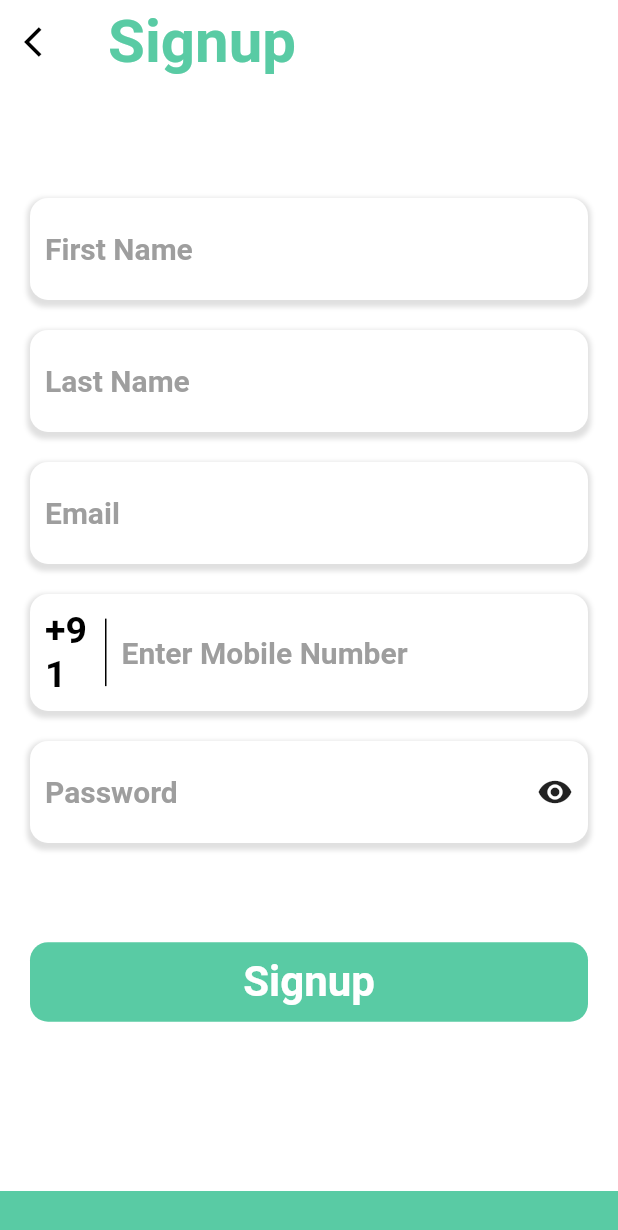
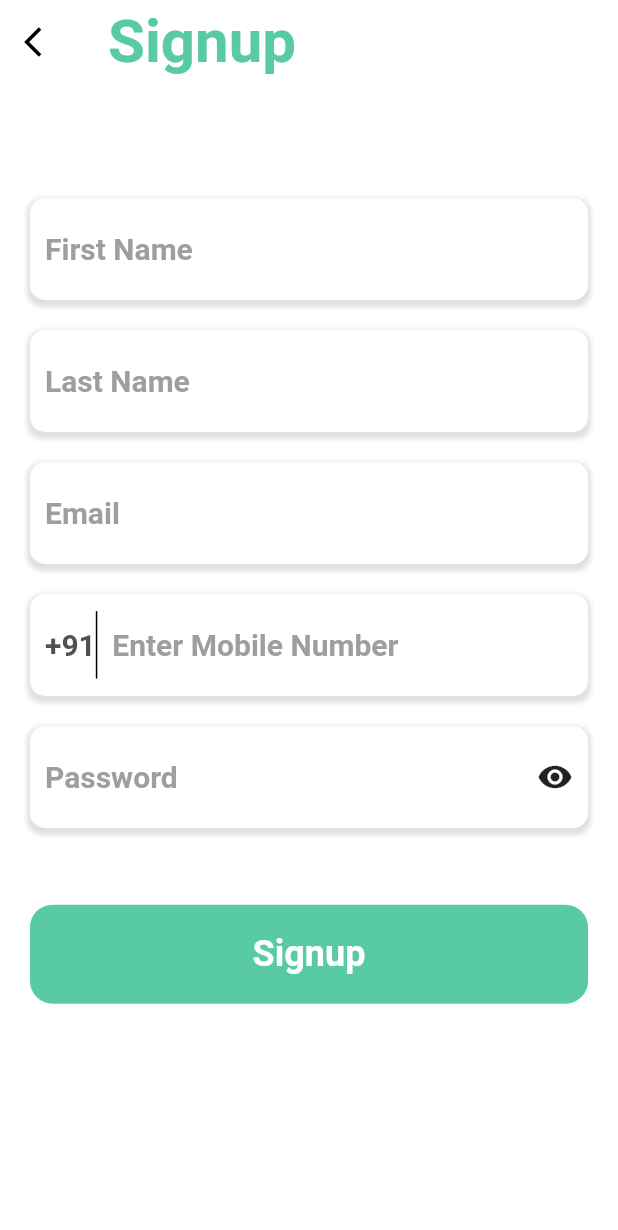
Before and after one commit to Shivamtyagi505/Makom_Customer_App, a Flutter app: the screen it shows after launch, after a tap on "Signup", on a phone screen of 412 x 824 dp. Shown: the top 1230 px of the screen. Run offline on Flutter 3.47's test engine with Material 2 defaults, Android fonts, the phone set to English and light mode, and no system bars; our stand-ins replace expandable, flutter_credit_card, flutter_svg; network calls fail.

Commit message:
improved UI

```diff
--- a/lib/constants.dart
+++ b/lib/constants.dart
@@ -11,11 +11,30 @@ ThemeData themeData = ThemeData.light().copyWith(
     brightness: Brightness.light,
     scaffoldBackgroundColor: backgroundColor,
     accentColor: primaryColor,
-    tabBarTheme: TabBarTheme(
-        unselectedLabelColor: Colors.grey,
-        labelColor: primaryColor,
-        indicatorSize: TabBarIndicatorSize.label),
-    appBarTheme: AppBarTheme(
-        elevation: 0.0,
-        backgroundColor: Colors.white,
-        iconTheme: IconThemeData(color: Colors.black)));
+    tabBarTheme: ktabBarTheme,
+    appBarTheme: kappBarTheme);
+
+///App AppBarTheme
+AppBarTheme kappBarTheme = AppBarTheme(
+    elevation: 0.0,
+    backgroundColor: Colors.white,
+    iconTheme: IconThemeData(color: Colors.black));
+
+///App TabBarTheme
+TabBarTheme ktabBarTheme = TabBarTheme(
+    indicator: BoxDecoration(
+        color: Colors.transparent,
+        border: Border(bottom: BorderSide(color: primaryColor, width: 0.8))),
+    unselectedLabelColor: Colors.grey,
+    labelColor: primaryColor,
+    indicatorSize: TabBarIndicatorSize.label);
+
+Text appBarTitle({BuildContext context, String text}) {
+  return Text(
+    "$text",
+    style: Theme.of(context)
+        .textTheme
+        .headline5
+        .copyWith(color: primaryColor, fontWeight: FontWeight.bold),
+  );
+}
--- a/lib/screens/auth/login_screen.dart
+++ b/lib/screens/auth/login_screen.dart
@@ -18,7 +18,6 @@ class _LoginScreenState extends State<LoginScreen> {
   Widget build(BuildContext context) {
     var mq = MediaQuery.of(context).size;
     var height = mq.height;
-
     return Scaffold(
       body: Column(
         mainAxisAlignment: MainAxisAlignment.spaceBetween,
@@ -31,15 +30,20 @@ class _LoginScreenState extends State<LoginScreen> {
               children: [
                 txtfieldContainer(child: txtField(hintTxt: "Email")),
                 txtfieldContainer(child: txtField(hintTxt: "Password")),
-               CommonButton(
-                 text: "Login",
-                 onPressed: () => Navigator.pushNamed(context, "/home"),
-               ),
+                CommonButton(
+                  text: "Login",
+                  onPressed: () => Navigator.pushNamed(context, "/home"),
+                ),
+                SizedBox(
+                  height: 10,
+                ),
                 Row(
                   mainAxisAlignment: MainAxisAlignment.spaceBetween,
                   children: [
                     heading(
-                        text: "Forgot Password?", color: primaryColor, size: 20),
+                        text: "Forgot Password?",
+                        color: primaryColor,
+                        size: 20),
                     GestureDetector(
                       onTap: () {
                         Navigator.push(
@@ -84,7 +88,10 @@ class _LoginScreenState extends State<LoginScreen> {
           ),
           Column(
             children: [
-              heading(text: "By signing up you agree to our", size: 20),
+              heading(
+                  text: "By signing up you agree to our",
+                  size: 20,
+                  color: labelColor),
               GestureDetector(
                 onTap: () {
                   Navigator.push(context,
@@ -100,6 +107,7 @@ class _LoginScreenState extends State<LoginScreen> {
                       TextSpan(
                           text: 'Terms and Conditions',
                           style: TextStyle(
+                              color: labelColor,
                               fontWeight: FontWeight.w500,
                               decoration: TextDecoration.underline)),
                       TextSpan(
@@ -110,13 +118,14 @@ class _LoginScreenState extends State<LoginScreen> {
                       TextSpan(
                           text: 'Private Policy',
                           style: TextStyle(
+                              color: labelColor,
                               fontWeight: FontWeight.w500,
                               decoration: TextDecoration.underline)),
                     ],
                   ),
                 ),
               ),
-              SizedBox(height: height * 0.03)
+              SizedBox(height: 10)
             ],
           )
         ],
--- a/lib/screens/auth/signup_screen.dart
+++ b/lib/screens/auth/signup_screen.dart
@@ -1,8 +1,8 @@
 import 'package:flutter/material.dart';
 import 'package:makom_customer_app/widgets/buttons.dart';
+import 'package:makom_customer_app/widgets/common_button.dart';
 import 'package:makom_customer_app/widgets/headings.dart';
 import 'package:makom_customer_app/widgets/text_fields.dart';
-import 'package:makom_customer_app/widgets/thin_bottom_navbar.dart';
 
 import '../../constants.dart';
 
@@ -24,7 +24,6 @@ class _SignupScreenState extends State<SignupScreen> {
         backgroundColor: Colors.white,
         title: heading(text: "Signup", color: primaryColor, size: 40),
       ),
-      bottomNavigationBar: thinBottomBar(),
       body: ListView(
         shrinkWrap: true,
         children: [
@@ -39,7 +38,7 @@ class _SignupScreenState extends State<SignupScreen> {
                 txtfieldContainer(
                     child: Row(
                   children: [
-                    Container(width: 40, child: heading(text: "+91")),
+                    Container(child: heading(text: "+91", color: labelColor,size: 20)),
                     Container(
                       height: 45,
                       width: 1,
@@ -69,7 +68,10 @@ class _SignupScreenState extends State<SignupScreen> {
           SizedBox(height: height * 0.05),
           Padding(
             padding: const EdgeInsets.symmetric(horizontal: 20),
-            child: button1(btnTxt: "Signup"),
+            child: CommonButton(
+              text: "Signup",
+              onPressed: () {},
+            ),
           )
         ],
       ),
--- a/lib/screens/chatScreen/chat_screen.dart
+++ b/lib/screens/chatScreen/chat_screen.dart
@@ -2,8 +2,6 @@ import 'package:flutter/material.dart';
 import 'package:makom_customer_app/screens/chatScreen/messageBubble.dart';
 import 'package:makom_customer_app/screens/chatScreen/sender_textfield.dart';
 import 'package:makom_customer_app/widgets/buttons.dart';
-import 'package:makom_customer_app/widgets/headings.dart';
-import 'package:makom_customer_app/widgets/thin_bottom_navbar.dart';
 
 import '../../constants.dart';
 
@@ -22,7 +20,7 @@ class _ChatScreenState extends State<ChatScreen> {
         leading: backArrowBtn(context: context),
         elevation: 0,
         backgroundColor: Colors.white,
-        title: heading(text: "Team Makom", color: primaryColor, size: 40),
+        title: appBarTitle(context: context, text: "Team makom"),
         actions: [
           Icon(
             Icons.more_horiz_outlined,
@@ -50,7 +48,7 @@ class _ChatScreenState extends State<ChatScreen> {
             Column(
               mainAxisAlignment: MainAxisAlignment.end,
               crossAxisAlignment: CrossAxisAlignment.stretch,
-              children: [senderTextfield(), thinBottomBar()],
+              children: [senderTextfield()],
             ),
           ],
         ),
--- a/lib/screens/chatScreen/messageBubble.dart
+++ b/lib/screens/chatScreen/messageBubble.dart
@@ -15,7 +15,7 @@ Widget messageBubble({@required bool isSender, @required String text}) {
           child: Container(
             decoration: BoxDecoration(
                 color: isSender ? primaryColor : Colors.white,
-                borderRadius: BorderRadius.circular(15),
+                borderRadius: BorderRadius.circular(10),
                 boxShadow: [
                   BoxShadow(
                       color: isSender ? Colors.transparent : Colors.black12,
--- a/lib/widgets/buttons.dart
+++ b/lib/widgets/buttons.dart
@@ -1,6 +1,4 @@
 import 'package:flutter/material.dart';
-
-import '../constants.dart';
 
 Widget backArrowBtn({@required BuildContext context}) {
   return GestureDetector(
@@ -10,29 +8,3 @@ Widget backArrowBtn({@required BuildContext context}) {
         color: Colors.black,
       ));
 }
-
-Widget button1({@required String btnTxt}) {
-  return Padding(
-    padding: const EdgeInsets.symmetric(horizontal: 0, vertical: 15),
-    child: Row(
-      children: [
-        Expanded(
-            child: Container(
-          decoration: BoxDecoration(
-              color: primaryColor, borderRadius: BorderRadius.circular(12)),
-          child: Center(
-            child: Padding(
-              padding: const EdgeInsets.symmetric(vertical: 10),
-              child: Text(
-                btnTxt,
-                textScaleFactor: 2,
-                style:
-                    TextStyle(fontWeight: FontWeight.w700, color: Colors.white),
-              ),
-            ),
-          ),
-        ))
-      ],
-    ),
-  );
-}
--- a/lib/widgets/index.dart
+++ b/lib/widgets/index.dart
@@ -4,3 +4,4 @@ export 'cash_return_card.dart';
 export 'notifications_card.dart';
 export 'common_button.dart';
 export 'switch_tile.dart';
+export 'buttons.dart';
--- a/lib/widgets/text_fields.dart
+++ b/lib/widgets/text_fields.dart
@@ -1,11 +1,12 @@
 import 'package:flutter/material.dart';
+import 'package:makom_customer_app/constants.dart';
 
 Widget txtfieldContainer({@required Widget child}) {
   return Padding(
     padding: const EdgeInsets.symmetric(vertical: 10),
     child: Container(
       decoration: BoxDecoration(
-          borderRadius: BorderRadius.circular(12),
+          borderRadius: BorderRadius.circular(defaultPadding),
           color: Colors.white,
           boxShadow: [
             BoxShadow(
--- a/pubspec.yaml
+++ b/pubspec.yaml
@@ -17,6 +17,7 @@ dependencies:
   intl: ^0.17.0
   flutter_svg: ^0.22.0
   expandable: ^5.0.1
+  flutter_credit_card: ^2.0.0
   # The following adds the Cupertino Icons font to your application.
   # Use with the CupertinoIcons class for iOS style icons.
   cupertino_icons: ^1.0.2
```
Also changed, not shown: lib/screens/cash_return/cash_return.dart (+3 -7 lines), lib/screens/notifications/notifications.dart (+3 -7 lines), lib/screens/payment_method/credit_cards.dart (added, +48 -0 lines), lib/screens/payment_method/debit_cards.dart (added, +48 -0 lines), lib/screens/payment_method/payment_methods.dart (+38 -9 lines), lib/screens/profile/profile.dart (+6 -9 lines), lib/screens/sendpage/prohibited_items.dart (+24 -4 lines), lib/screens/sendpage/send_page.dart (+68 -9 lines), lib/screens/share_app.dart (+7 -9 lines), lib/screens/termsAndConditions/policies_screen.dart (+9 -10 lines), pubspec.lock.
